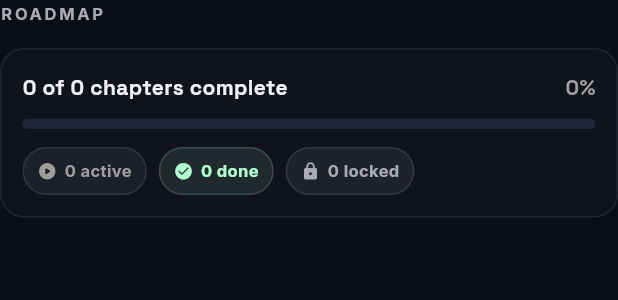
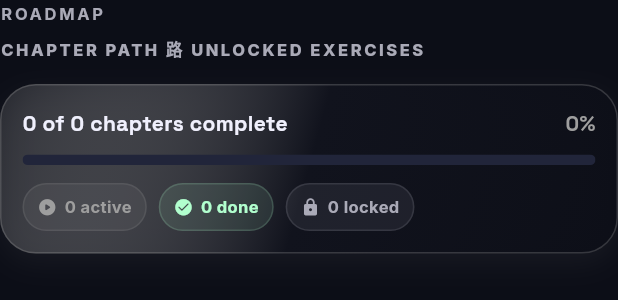
Before and after one commit to lmentrix/modern_learner, a Flutter app: the ProgressJourneySection widget shown alone on an empty page, opened directly with empty values, on a phone screen of 412 x 824 dp. Shown: the top 300 px of the screen. Run offline on Flutter 3.47's test engine with Material 3 defaults, Android fonts, the phone set to English and light mode, and no system bars; our stand-ins replace audioplayers, bloc, cached_network_image, dio, equatable, firebase_core and 13 more; accounts and stored records are empty; network calls fail.

Commit message:
made progress page colorful

```diff
--- a/lib/features/progress/view/section/progress_journey_section.dart
+++ b/lib/features/progress/view/section/progress_journey_section.dart
@@ -55,6 +55,16 @@ class ProgressJourneySection extends StatelessWidget {
             const ProfileSectionLabel(text: 'ROADMAP'),
             if (isVip) ...[const Spacer(), const _VipUnlockedBadge()],
           ],
+        ),
+        const SizedBox(height: 6),
+        Text(
+          'CHAPTER PATH 路 UNLOCKED EXERCISES',
+          style: GoogleFonts.inter(
+            fontSize: 11,
+            fontWeight: FontWeight.w800,
+            color: AppColors.onSurfaceVariant,
+            letterSpacing: 1.7,
+          ),
         ),
         const SizedBox(height: 14),
         _RoadmapOverview(
@@ -122,9 +132,24 @@ class _RoadmapOverview extends StatelessWidget {
     return Container(
       padding: const EdgeInsets.all(14),
       decoration: BoxDecoration(
-        color: AppColors.surfaceContainerLow.withValues(alpha: 0.86),
-        borderRadius: BorderRadius.circular(16),
-        border: Border.all(color: accent.withValues(alpha: 0.14)),
+        gradient: LinearGradient(
+          begin: Alignment.topLeft,
+          end: Alignment.bottomRight,
+          colors: [
+            accent.withValues(alpha: 0.18),
+            AppColors.surfaceContainerLow,
+            AppColors.surface.withValues(alpha: 0.90),
+          ],
+        ),
+        borderRadius: BorderRadius.circular(24),
+        border: Border.all(color: accent.withValues(alpha: 0.28)),
+        boxShadow: [
+          BoxShadow(
+            color: accent.withValues(alpha: 0.08),
+            blurRadius: 16,
+            offset: const Offset(0, 6),
+          ),
+        ],
       ),
       child: Column(
         crossAxisAlignment: CrossAxisAlignment.start,
```
Also changed, not shown: lib/features/progress/view/progress_page.dart (+103 -17 lines), lib/features/progress/view/section/progress_header.dart (+21 -14 lines), lib/features/progress/view/widgets/progress_module_tile.dart (+27 -9 lines).
